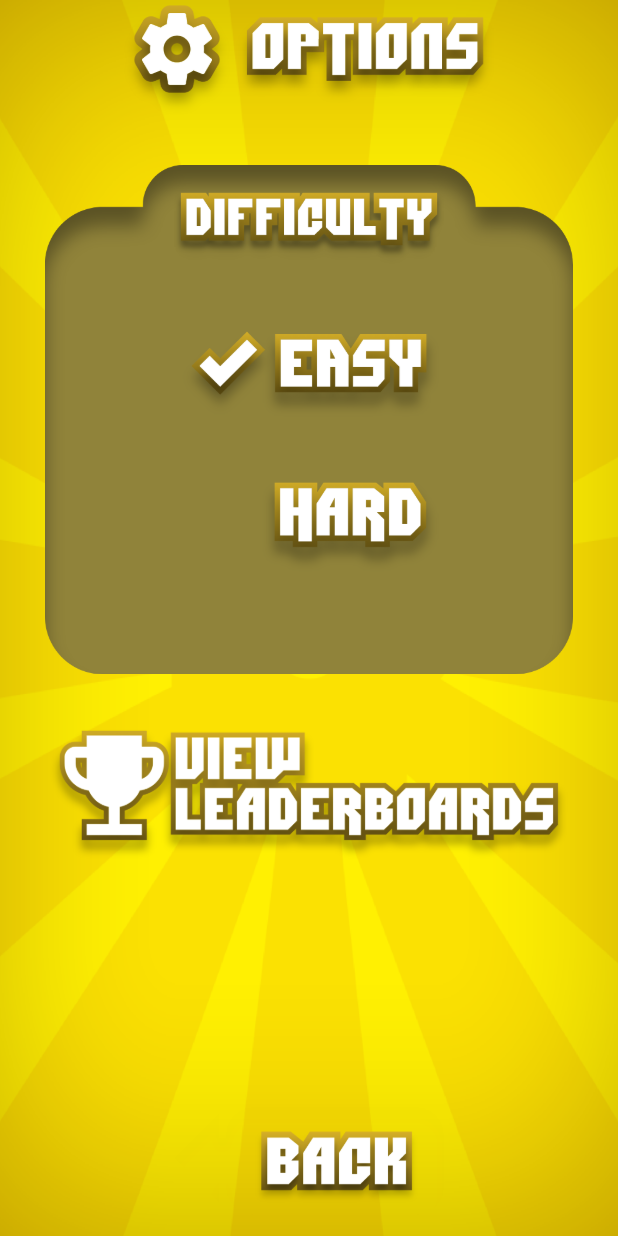
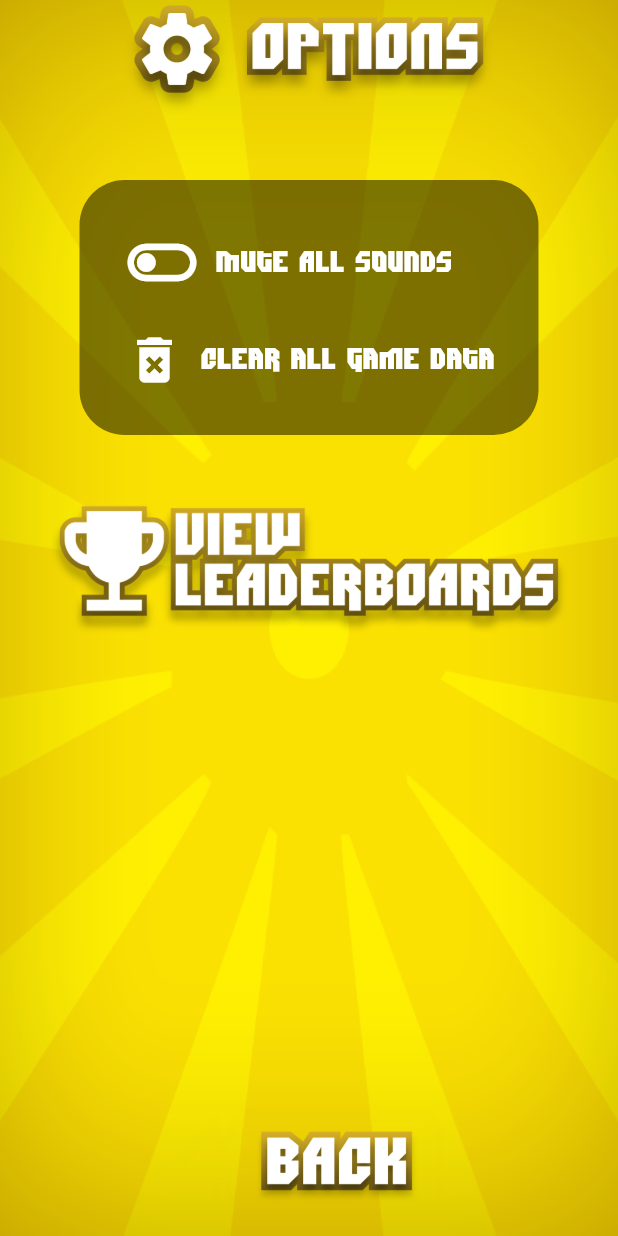
Before and after one commit to romanejaquez/skippingfrog_mobile, a Flutter app: the OptionsPage screen opened by its route, on a phone screen of 412 x 824 dp. Run offline on Flutter 3.47's test engine with Material 2 defaults, Android fonts, the phone set to English and light mode, and no system bars; our stand-ins replace assets_audio_player, shared_preferences; accounts and stored records are empty.

Commit message:
updated options page

```diff
--- a/lib/pages/optionspage.dart
+++ b/lib/pages/optionspage.dart
@@ -32,51 +32,39 @@
                 ),
                 Expanded(
                   child: Column(
+                    mainAxisAlignment: MainAxisAlignment.start,
                     children: [
-                      Stack(
-                        children: [
-                          Padding(
-                            padding: const EdgeInsets.all(30),
-                            child: Image.asset('assets/imgs/difficulty_panel.png',
+                      Container(
+                        margin: const EdgeInsets.only(top: 40),
+                        padding: const EdgeInsets.all(30),
+                        decoration: BoxDecoration(
+                          color: Colors.black.withOpacity(0.5),
+                          borderRadius: BorderRadius.circular(30)
+                        ),
+                        child: Column(
+                          crossAxisAlignment: CrossAxisAlignment.start,
+                          children: [
+                            Row(
+                              mainAxisSize: MainAxisSize.min,
+                              children: const [
+                                Icon(Icons.toggle_off_outlined, color: Colors.white, size: 50),
+                                SizedBox(width: 10),
+                                Text('Mute All Sounds', style: TextStyle(color: Colors.white, fontSize: 20))
+                              ],
                             ),
-                          ),
-                          Center(
-                            child: Container(
-                              margin: const EdgeInsets.only(top: 120),
-                              child: Consumer<DifficultyService>(
-                                builder: (context, difficultyService, child) {
-                                  return Column(
-                                    crossAxisAlignment: CrossAxisAlignment.center,
-                                    mainAxisAlignment: MainAxisAlignment.center,
-                                    children: [
-                                      SkippingFrogButton(
-                                        toggle: difficultyService.difficulty == Difficulty.easy,
-                                        width: 180,
-                                        height: 100,
-                                        on: 'btn_easy_on',
-                                        off: 'btn_easy_off',
-                                        onTap: () {
-                                          difficultyService.setGameDifficulty(Difficulty.easy);
-                                        }
-                                      ),
-                                      SkippingFrogButton(
-                                        toggle: difficultyService.difficulty == Difficulty.hard,
-                                        width: 180,
-                                        height: 100,
-                                        on: 'btn_hard_on',
-                                        off: 'btn_hard_off',
-                                        onTap: () {
-                                          difficultyService.setGameDifficulty(Difficulty.hard);
-                                        }
-                                      ),
-                                    ],
-                                  );
-                                }
-                              ),
+                            const SizedBox(height: 20),
+                            Row(
+                              mainAxisSize: MainAxisSize.min,
+                              children: const [
+                                Icon(Icons.delete_forever, color: Colors.white, size: 40),
+                                SizedBox(width: 10),
+                                Text('Clear all Game Data', style: TextStyle(color: Colors.white, fontSize: 20))
+                              ],
                             ),
-                          )
-                        ],
+                          ],
+                        ),
                       ),
+                      const SizedBox(height: 40),
                       SkippingFrogButton(
                         width: 350,
                         height: 100,
```
